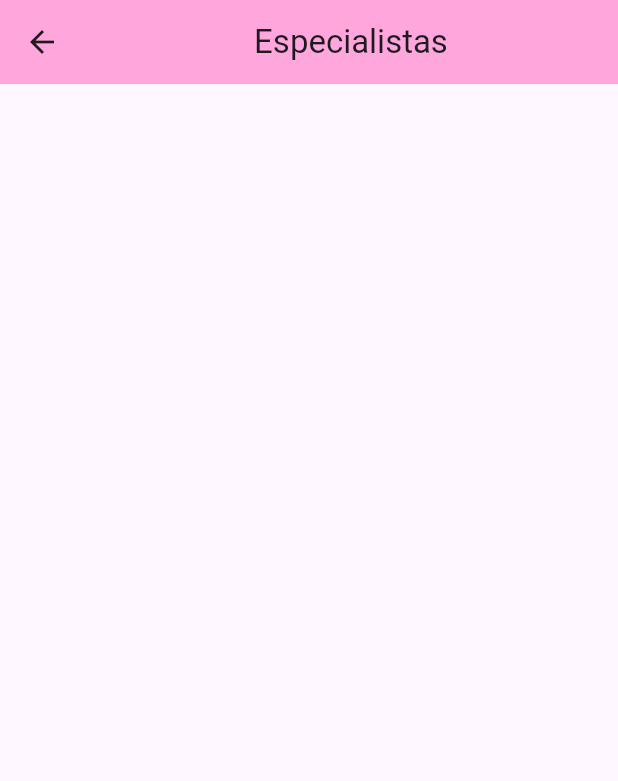
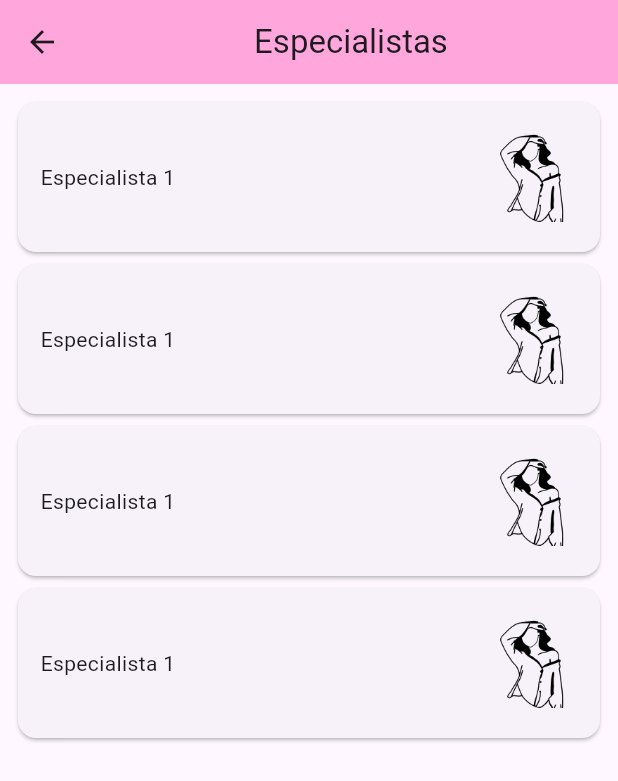
Before and after one commit to Carlos19men/App_movile_conocete, a Flutter app: the screen it shows after launch, after a tap on the "menu" icon, after a tap on "Especialistas", on a phone screen of 412 x 824 dp. Shown: the top 781 px of the screen. Run offline on Flutter 3.47's test engine with Material 3 defaults, Android fonts, the phone set to English and light mode, and no system bars; our stand-ins replace carousel_slider.

Commit message:
agregue las pantallas de especialistas y documentos, falta agregar funcionalidad

```diff
--- a/conocete/lib/ui/pages/especialistas/especialistas.dart
+++ b/conocete/lib/ui/pages/especialistas/especialistas.dart
@@ -1,4 +1,6 @@
 import 'package:flutter/material.dart';
+import '../widgest/bodyMargin.dart';
+import 'widgets/cardSpecialis.dart';
 
 class SpecialistPage extends StatelessWidget {
   const SpecialistPage({super.key});
@@ -10,14 +12,18 @@ class SpecialistPage extends StatelessWidget {
           title: Center(child: Text('Especialistas')),
           backgroundColor: Color.fromARGB(255, 255, 167, 221),
         ),
-      body: ListView(
+        body: Bodymargin(
+          ListView(
             children: [
               //Imagen de la novedad
-          Container(),
+              Cardspecialis(),
+              Cardspecialis(),
+              Cardspecialis(),
+              Cardspecialis(),
 
               //Titulo de la novedad
             ],
           ),
-    );
+        ));
   }
 }
--- /dev/null
+++ b/conocete/lib/ui/pages/especialistas/widgets/cardSpecialis.dart
@@ -0,0 +1,29 @@
+import 'package:flutter/material.dart';
+
+class Cardspecialis extends StatefulWidget {
+  const Cardspecialis({super.key});
+
+  @override
+  State<Cardspecialis> createState() => _CardspecialisState();
+}
+
+class _CardspecialisState extends State<Cardspecialis> {
+  @override
+  Widget build(BuildContext context) {
+    return Card(
+      child: Container(
+          margin: EdgeInsets.all(15.0),
+          child: Row(
+            mainAxisAlignment: MainAxisAlignment.spaceBetween,
+            children: [
+              Text('Especialista 1'),
+              Image.asset(
+                'assets/img/mujer_autoexamen1.png',
+                width: 60,
+                height: 70,
+              )
+            ],
+          )),
+    );
+  }
+}
--- /dev/null
+++ b/conocete/lib/ui/pages/widgest/MenuDrawer.dart
@@ -0,0 +1,83 @@
+import 'package:flutter/material.dart';
+import '../configuracion/configuracion.dart';
+import '../documentos/documentos.dart';
+import '../especialistas/especialistas.dart';
+import '../notas/notes.dart';
+import '../perfil/profile.dart';
+
+class MenuDrawer extends StatelessWidget {
+  const MenuDrawer({super.key});
+
+  @override
+  Widget build(BuildContext context) {
+    return Drawer(
+      child: ListView(
+        padding: EdgeInsets.zero,
+        children: [
+          DrawerHeader(
+            decoration: BoxDecoration(color: Colors.pink[400]),
+            child: Container(height: 60.0, child: Text('Inicio')),
+          ),
+          ListTile(
+            leading: Icon(Icons.supervised_user_circle_sharp),
+            title: Text('Perfil'),
+            onTap: () {
+              Navigator.push(context,
+                  MaterialPageRoute(builder: (context) => ProfilePage()));
+            },
+          ),
+          ListTile(
+            leading: Icon(Icons.supervised_user_circle_sharp),
+            title: Text('Mis documentos'),
+            onTap: () {
+              Navigator.push(context,
+                  MaterialPageRoute(builder: (context) => Documentos()));
+            },
+          ),
+          ListTile(
+            leading: Icon(Icons.supervised_user_circle_sharp),
+            title: Text('Mis notas'),
+            onTap: () {
+              Navigator.push(
+                  context, MaterialPageRoute(builder: (context) => NotePage()));
+            },
+          ),
+          Divider(),
+
+          Container(margin: EdgeInsets.only(left: 10.0), child: Text('Ayuda')),
+
+          //especialistas
+          ListTile(
+            leading: Icon(Icons.supervised_user_circle_sharp),
+            title: Text('Especialistas'),
+            onTap: () {
+              Navigator.push(context,
+                  MaterialPageRoute(builder: (context) => SpecialistPage()));
+            },
+          ),
+
+          Divider(),
+
+          Container(
+              margin: EdgeInsets.only(left: 10.0), child: Text('Sistema')),
+
+          // configuracion
+          ListTile(
+            leading: Icon(Icons.supervised_user_circle_sharp),
+            title: Text('Configuracion'),
+            onTap: () {
+              Navigator.push(context,
+                  MaterialPageRoute(builder: (context) => SettingsPage()));
+            },
+          ),
+
+          ListTile(
+            leading: Icon(Icons.supervised_user_circle_sharp),
+            title: Text('Salir'),
+            onTap: () {},
+          ),
+        ],
+      ),
+    );
+  }
+}
--- a/conocete/lib/ui/pages/widgest/NavBar.dart
+++ b/conocete/lib/ui/pages/widgest/NavBar.dart
@@ -2,11 +2,8 @@ import 'package:flutter/material.dart';
 import '../TuSalud/tuSalud.dart';
 import '../agenda/agenda.dart';
 import '../home/homePage.dart';
-import '../configuracion/configuracion.dart';
-import '../documentos/documentos.dart';
-import '../especialistas/especialistas.dart';
-import '../notas/notes.dart';
-import '../perfil/profile.dart';
+import 'MenuDrawer.dart';
+import 'bodyMargin.dart';
 
 class Navbar extends StatefulWidget {
   State<StatefulWidget> createState() {
@@ -34,81 +31,9 @@ class _Navbar extends State<Navbar> {
         backgroundColor: Color.fromARGB(255, 255, 167, 221),
       ),
 
-      endDrawer: Drawer(
-        child: ListView(
-          padding: EdgeInsets.zero,
-          children: [
-            DrawerHeader(
-              decoration: BoxDecoration(color: Colors.pink[400]),
-              child: Container(height: 60.0, child: Text('Inicio')),
-            ),
-            ListTile(
-              leading: Icon(Icons.supervised_user_circle_sharp),
-              title: Text('Perfil'),
-              onTap: () {
-                Navigator.push(context,
-                    MaterialPageRoute(builder: (context) => ProfilePage()));
-              },
-            ),
-            ListTile(
-              leading: Icon(Icons.supervised_user_circle_sharp),
-              title: Text('Mis documentos'),
-              onTap: () {
-                Navigator.push(context,
-                    MaterialPageRoute(builder: (context) => Documentos()));
-              },
-            ),
-            ListTile(
-              leading: Icon(Icons.supervised_user_circle_sharp),
-              title: Text('Mis notas'),
-              onTap: () {
-                Navigator.push(context,
-                    MaterialPageRoute(builder: (context) => NotePage()));
-              },
-            ),
-            Divider(),
-
-            Container(
-                margin: EdgeInsets.only(left: 10.0), child: Text('Ayuda')),
-
-            //especialistas
-            ListTile(
-              leading: Icon(Icons.supervised_user_circle_sharp),
-              title: Text('Especialistas'),
-              onTap: () {
-                Navigator.push(context,
-                    MaterialPageRoute(builder: (context) => SpecialistPage()));
-              },
-            ),
-
-            Divider(),
-
-            Container(
-                margin: EdgeInsets.only(left: 10.0), child: Text('Sistema')),
-
-            // configuracion
-            ListTile(
-              leading: Icon(Icons.supervised_user_circle_sharp),
-              title: Text('Configuracion'),
-              onTap: () {
-                Navigator.push(context,
-                    MaterialPageRoute(builder: (context) => SettingsPage()));
-              },
-            ),
-
-            ListTile(
-              leading: Icon(Icons.supervised_user_circle_sharp),
-              title: Text('Salir'),
-              onTap: () {},
-            ),
-          ],
-        ),
-      ),
+      endDrawer: MenuDrawer(),
       //cuerpo
-      body: Container(
-        margin: EdgeInsets.all(8.0),
-        child: paginas[indexTap],
-      ),
+      body: Bodymargin(paginas[indexTap]),
 
       //barra inferior de navegacion
       bottomNavigationBar: Theme(
--- /dev/null
+++ b/conocete/lib/ui/pages/widgest/bodyMargin.dart
@@ -0,0 +1,18 @@
+import 'package:flutter/material.dart';
+
+// ignore: must_be_immutable
+class Bodymargin extends StatelessWidget {
+  Widget pantalla;
+
+  Bodymargin(
+    this.pantalla,
+  );
+
+  @override
+  Widget build(BuildContext context) {
+    return Container(
+      margin: EdgeInsets.all(8.0),
+      child: pantalla,
+    );
+  }
+}
```
Also changed, not shown: conocete/lib/ui/pages/documentos/documentos.dart (+54 -3 lines), conocete/lib/ui/pages/documentos/newDocumento.dart (added, +18 -0 lines). Lines whose indentation alone changed are shown as unchanged.
